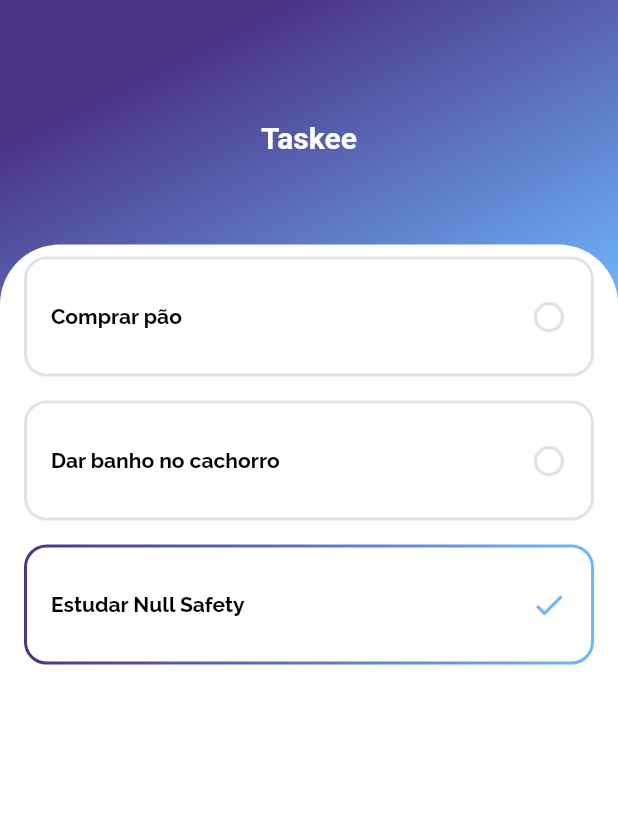
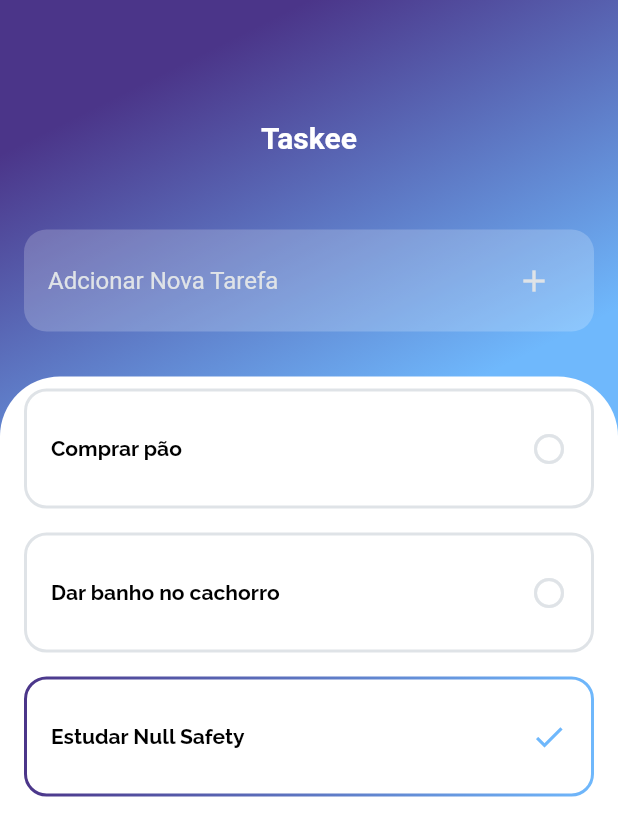
Before and after one commit to caiovini64/taskee-app, a Flutter app: the screen it shows after launch, on a phone screen of 412 x 824 dp. Shown: the top 836 px of the screen. Run offline on Flutter 3.47's test engine with Material 2 defaults, Android fonts, the phone set to English and light mode, and no system bars; drawn by our look-alikes of outline_gradient_button; our stand-ins replace google_fonts; missing offline and left inert: gradient_ui_widgets.

Commit message:
criação do textfield

```diff
--- /dev/null
+++ b/lib/components/task_form_field.dart
@@ -0,0 +1,57 @@
+import 'package:flutter/material.dart';
+
+class TaskFormField extends StatelessWidget {
+  @override
+  Widget build(BuildContext context) {
+    GlobalKey<FormState> globalFormKey = new GlobalKey<FormState>();
+
+    bool validate() {
+      final form = globalFormKey.currentState;
+      if (form!.validate()) {
+        form.save();
+        return true;
+      } else {
+        return false;
+      }
+    }
+
+    return Padding(
+      padding: const EdgeInsets.only(left: 16, right: 16, top: 20, bottom: 30),
+      child: Container(
+        decoration: BoxDecoration(
+          color: Colors.white.withOpacity(0.2),
+          borderRadius: BorderRadius.circular(15),
+        ),
+        child: Padding(
+          padding:
+              const EdgeInsets.only(left: 16, right: 16, top: 10, bottom: 10),
+          child: Form(
+            child: Row(
+              children: [
+                Expanded(
+                  child: TextFormField(
+                    keyboardType: TextInputType.text,
+                    decoration: InputDecoration(
+                      enabledBorder: InputBorder.none,
+                      focusedBorder: InputBorder.none,
+                      hintText: 'Adcionar Nova Tarefa',
+                      hintStyle:
+                          TextStyle(color: Theme.of(context).disabledColor),
+                    ),
+                  ),
+                ),
+                IconButton(
+                  onPressed: () {},
+                  icon: Icon(
+                    Icons.add,
+                    color: Theme.of(context).disabledColor,
+                  ),
+                ),
+              ],
+            ),
+          ),
+        ),
+      ),
+    );
+  }
+}
--- a/lib/views/home_page.dart
+++ b/lib/views/home_page.dart
@@ -1,4 +1,8 @@
 import 'package:flutter/material.dart';
+import 'package:gradient_ui_widgets/buttons/gradient_floating_action_button.dart';
+import 'package:gradient_ui_widgets/gradient_ui_widgets.dart';
+import 'package:taskee/components/task_form_field.dart';
+
 import 'package:taskee/components/task_list.dart';
 
 class HomePage extends StatelessWidget {
@@ -21,7 +25,7 @@ class HomePage extends StatelessWidget {
         child: Column(
           children: [
             Padding(
-              padding: const EdgeInsets.only(top: 80.0, bottom: 60.0),
+              padding: const EdgeInsets.only(top: 80.0, bottom: 30.0),
               child: Row(
                 mainAxisAlignment: MainAxisAlignment.center,
                 children: [
@@ -32,6 +36,7 @@ class HomePage extends StatelessWidget {
                 ],
               ),
             ),
+            TaskFormField(),
             Expanded(
               child: Container(
                 decoration: BoxDecoration(
--- a/pubspec.yaml
+++ b/pubspec.yaml
@@ -31,6 +31,8 @@ dependencies:
   google_fonts: ^2.0.0
   provider:
   outline_gradient_button: ^2.0.0+1
+  gradient_ui_widgets: ^1.0.2-nullsafety
+
 
 dev_dependencies:
   flutter_test:
```
Also changed, not shown: pubspec.lock.
